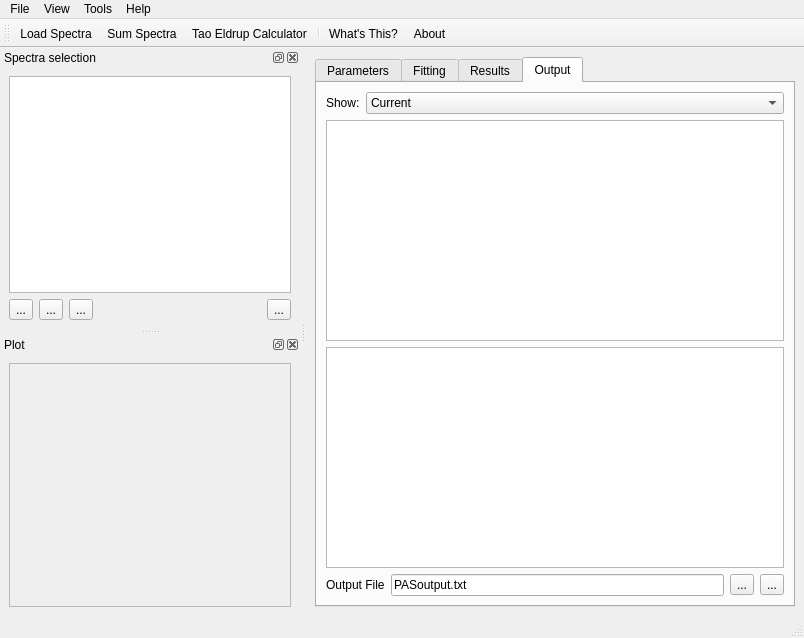
This is PAScualGUI.ui in cpascual/PAScual as Qt 5 draws it before an edit. The edited form follows.
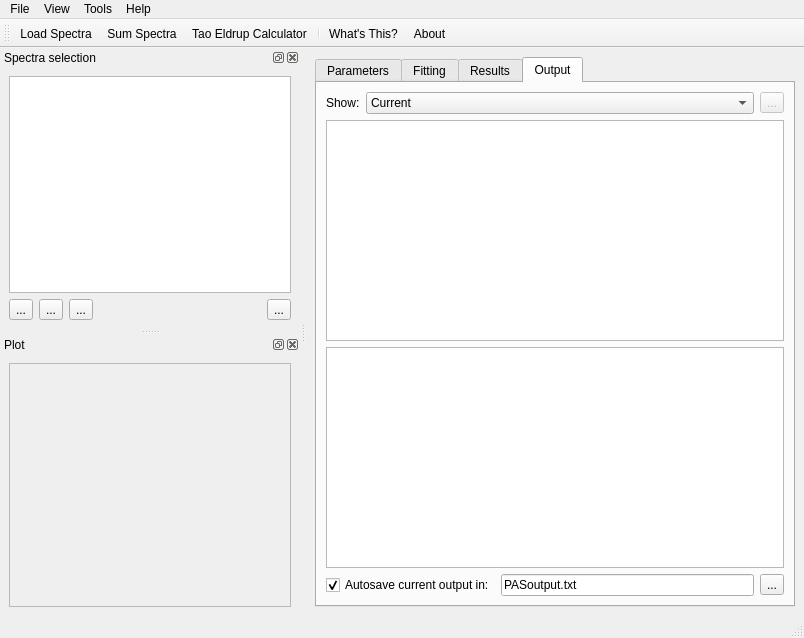
This is the edited form. The open tabs and pages were chosen to show the change. Icons and pictures are not drawn.

Commit message: Better management of output saving: the "Save Output as" option and the "save output button" now work. Added "autosave output" option (before it couldn't be disabled. Also now the Current output is selected when starting a fit and it is automatically stored (and the view changed) when the fit is finished (instead of having to wait till a new fit is done).

Diff of the .ui file:
```diff
--- a/PAScualGUI.ui
+++ b/PAScualGUI.ui
@@ -836,6 +836,23 @@
             </item>
            </widget>
           </item>
+          <item>
+           <widget class="QToolButton" name="saveOutputBT" >
+            <property name="enabled" >
+             <bool>false</bool>
+            </property>
+            <property name="toolTip" >
+             <string>Save previous output As...</string>
+            </property>
+            <property name="text" >
+             <string>...</string>
+            </property>
+            <property name="icon" >
+             <iconset resource="PAScual.qrc" >
+              <normaloff>:/Icons/Icons/mine/CRfilesave.png</normaloff>:/Icons/Icons/mine/CRfilesave.png</iconset>
+            </property>
+           </widget>
+          </item>
          </layout>
         </item>
         <item>
@@ -863,9 +880,15 @@
            <number>0</number>
           </property>
           <item>
-           <widget class="QLabel" name="label_2" >
+           <widget class="QCheckBox" name="autosaveOutputCB" >
+            <property name="toolTip" >
+             <string>If checked, the output for the next fit will be saved automatically.</string>
+            </property>
             <property name="text" >
-             <string>Output File</string>
+             <string>Autosave current output in:</string>
+            </property>
+            <property name="checked" >
+             <bool>true</bool>
             </property>
            </widget>
           </item>
@@ -881,10 +904,6 @@
             <property name="text" >
              <string>...</string>
             </property>
-           </widget>
-          </item>
-          <item>
-           <widget class="QToolButton" name="saveOutputBT" >
             <property name="text" >
              <string>...</string>
             </property>
```
Left out of the diff: 13 changed lines with no effect on the pictures. The commit also changes 8 other files.
